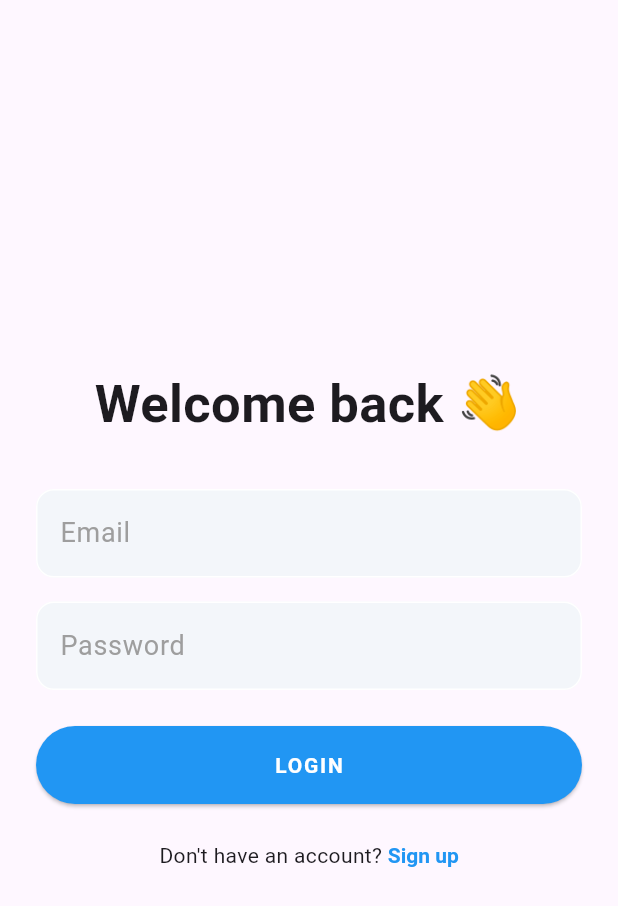
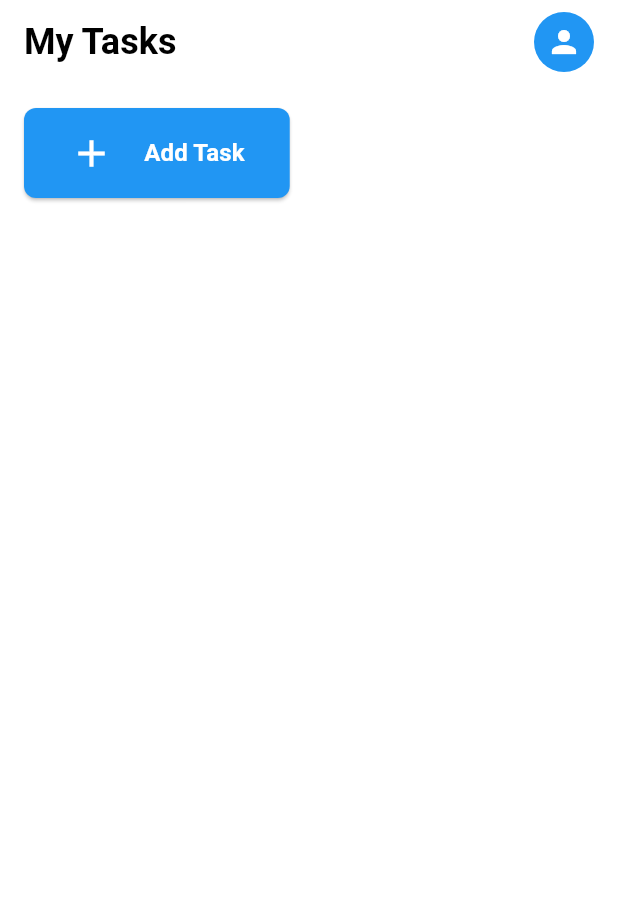
Before and after one commit to Shehab-adel/todo_app, a Flutter app: the screen it shows after launch, after a tap on "LOGIN", on a phone screen of 412 x 824 dp. Shown: the top 906 px of the screen. Run offline on Flutter 3.47's test engine with Material 3 defaults, Android fonts, the phone set to English and light mode, and no system bars.

Commit message:
Add tasks screen with navigation and UI improvements
- Created TasksScreen with white AppBar and user avatar
- Added navigation from login to tasks screen
- Implemented Add Task button with custom styling
- Updated login screen row to full width
- Enhanced app routes to include tasks screen

```diff
--- a/lib/login_screen.dart
+++ b/lib/login_screen.dart
@@ -105,6 +105,7 @@ class LoginScreen extends StatelessWidget {
                 ),
                 onPressed: () {
                   // Handle login logic here
+                  Navigator.pushReplacementNamed(context, AppRoutes.tasksScreen);
                 },
                 child: const Text(
                   'LOGIN',
@@ -117,16 +118,23 @@ class LoginScreen extends StatelessWidget {
               ),
             ),
             const SizedBox(height: 24),
-            Row(
+            SizedBox(
+              width: double.infinity,
+              child: Row(
                 mainAxisAlignment: MainAxisAlignment.center,
                 children: [
-                const Text("Don't have an account? "),
+                  const Text(
+                    "Don't have an account? ",
+                    style: TextStyle(
+                      fontSize: 20,
+                    ),
+                  ),
                   RichText(
                     text: TextSpan(
                       text: 'Sign up',
                       style: const TextStyle(
                         color: Colors.blue,
-                      fontWeight: FontWeight.bold,
+                        fontSize: 20,
                       ),
                       recognizer: TapGestureRecognizer()
                         ..onTap = () {
@@ -136,6 +144,7 @@ class LoginScreen extends StatelessWidget {
                   ),
                 ],
               ),
+            ),
           ],
         ),
       ),
--- a/lib/routes/app_routes.dart
+++ b/lib/routes/app_routes.dart
@@ -2,15 +2,18 @@ import 'package:flutter/material.dart';
 import 'package:todo_app/login_screen.dart';
 import 'package:todo_app/signup_screen.dart';
 import 'package:todo_app/splash_screen.dart';
+import 'package:todo_app/tasks_screen.dart';
 
 class AppRoutes {
   static const String splashScreen = '/';
   static const String loginScreen = '/login';
   static const String signupScreen = '/signup';
+  static const String tasksScreen = '/tasks';
 
   static Map<String, WidgetBuilder> routes = {
     splashScreen: (context) => const SplashScreen(),
     loginScreen: (context) => const LoginScreen(),
     signupScreen: (context) => const SignupScreen(),
+    tasksScreen: (context) => const TasksScreen(),
   };
 }
--- /dev/null
+++ b/lib/tasks_screen.dart
@@ -0,0 +1,89 @@
+import "package:flutter/material.dart";
+
+class TasksScreen extends StatefulWidget {
+  const TasksScreen({Key? key}) : super(key: key);
+
+  @override
+  State<TasksScreen> createState() => _TasksScreenState();
+}
+
+class _TasksScreenState extends State<TasksScreen> {
+  @override
+  Widget build(BuildContext context) {
+    return Scaffold(
+      backgroundColor: Colors.white,
+      appBar: AppBar(
+        automaticallyImplyLeading: false,
+        title: const Text(
+          'My Tasks',
+          style: TextStyle(
+            fontWeight: FontWeight.bold,
+            color: Colors.black,
+            fontSize: 24,
+          ),
+        ),
+        backgroundColor: Colors.white,
+        elevation: 0,
+        actions: [
+          Padding(
+            padding: const EdgeInsets.only(right: 16.0),
+            child: CircleAvatar(
+              radius: 20,
+              backgroundColor: Colors.blue,
+              child: Icon(
+                Icons.person,
+                color: Colors.white,
+                size: 24,
+              ),
+            ),
+          ),
+        ],
+      ),
+      body: Padding(
+        padding: const EdgeInsets.all(16.0),
+        child: Column(
+          crossAxisAlignment: CrossAxisAlignment.start,
+          children: [
+            SizedBox(
+              width: MediaQuery.of(context).size.width * 0.43,
+              child: ElevatedButton(
+                onPressed: () {
+                  // Add task functionality
+                },
+                style: ElevatedButton.styleFrom(
+                  backgroundColor: Colors.blue,
+                  padding: const EdgeInsets.symmetric(
+                    horizontal: 16,
+                    vertical: 15,
+                  ),
+                  shape: RoundedRectangleBorder(
+                    borderRadius: BorderRadius.circular(8),
+                  ),
+                ),
+                child: const Row(
+                  mainAxisSize: MainAxisSize.min,
+                  children: [
+                    Icon(
+                      Icons.add,
+                      color: Colors.white,
+                      size: 30,
+                    ),
+                    SizedBox(width: 20),
+                    Text(
+                      'Add Task',
+                      style: TextStyle(
+                        color: Colors.white,
+                        fontSize: 16,
+                        fontWeight: FontWeight.bold,
+                      ),
+                    ),
+                  ],
+                ),
+              ),
+            ),
+          ],
+        ),
+      ),
+    );
+  }
+}
```
Lines whose indentation alone changed are shown as unchanged.
